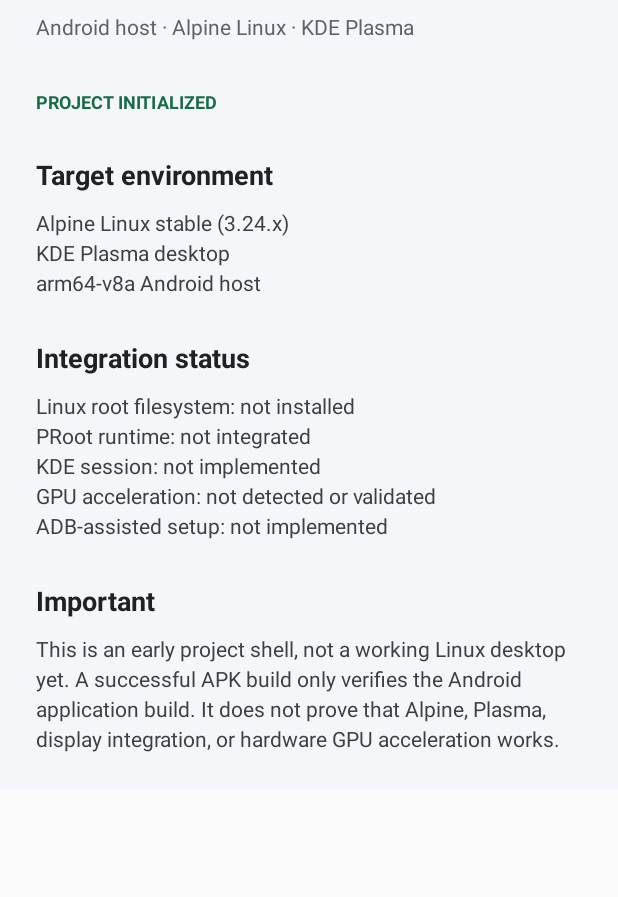
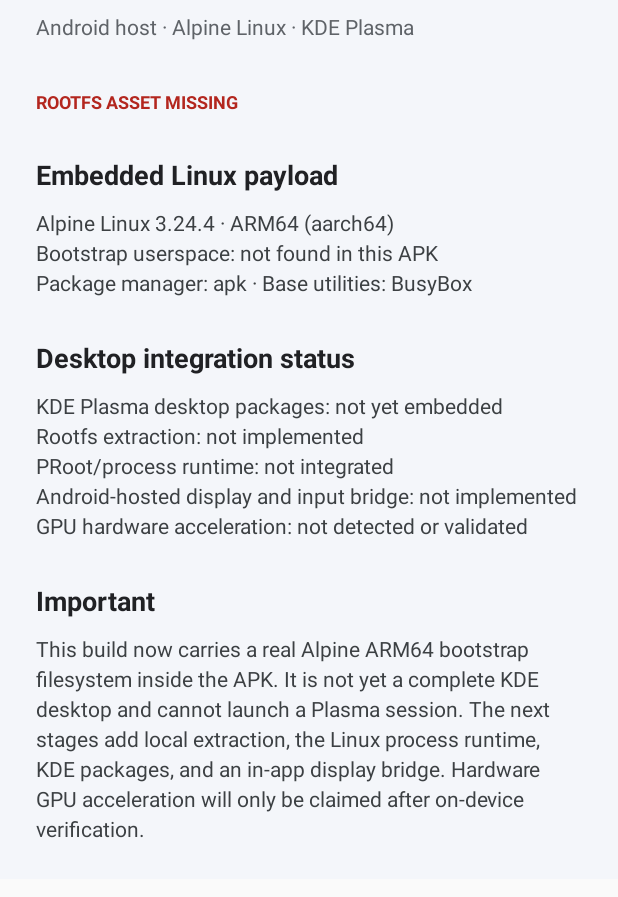
Before and after one commit to AftPepper311389/Alpine-KDE-Mobile-, an Android app: the screen it shows after launch (MainActivity), on a phone screen of 412 x 824 dp, the part 111-1008 px from its top. Run offline under Robolectric (Android 15) with nearby library versions, the phone set to English and light mode, and no system bars.

Commit message:
Show embedded Alpine ARM64 payload verification in app

```diff
--- a/app/src/main/java/org/alpinekde/mobile/MainActivity.java
+++ b/app/src/main/java/org/alpinekde/mobile/MainActivity.java
@@ -7,6 +7,7 @@ import android.view.Gravity;
 import android.widget.LinearLayout;
 import android.widget.ScrollView;
 import android.widget.TextView;
+import java.io.InputStream;
 
 public final class MainActivity extends Activity {
     private int dp(float value) {
@@ -22,6 +23,14 @@ public final class MainActivity extends Activity {
         return view;
     }
 
+    private boolean hasEmbeddedAlpineRootfs() {
+        try (InputStream input = getAssets().open("alpine-rootfs-aarch64.tar.gz")) {
+            return input.read() == 0x1f && input.read() == 0x8b;
+        } catch (Exception ignored) {
+            return false;
+        }
+    }
+
     @Override
     protected void onCreate(Bundle savedInstanceState) {
         super.onCreate(savedInstanceState);
@@ -30,6 +39,8 @@ public final class MainActivity extends Activity {
         getWindow().getDecorView().setSystemUiVisibility(
                 android.view.View.SYSTEM_UI_FLAG_LIGHT_STATUS_BAR |
                 android.view.View.SYSTEM_UI_FLAG_LIGHT_NAVIGATION_BAR);
+
+        boolean rootfsPresent = hasEmbeddedAlpineRootfs();
 
         LinearLayout content = new LinearLayout(this);
         content.setOrientation(LinearLayout.VERTICAL);
@@ -43,18 +54,20 @@ public final class MainActivity extends Activity {
         subParams.topMargin = dp(8);
         content.addView(subtitle, subParams);
 
-        TextView status = text("PROJECT INITIALIZED", 12, true);
-        status.setTextColor(0xFF176B45);
+        TextView status = text(rootfsPresent ? "ALPINE ROOTFS EMBEDDED" : "ROOTFS ASSET MISSING", 12, true);
+        status.setTextColor(rootfsPresent ? 0xFF176B45 : 0xFFB3261E);
         LinearLayout.LayoutParams statusParams = new LinearLayout.LayoutParams(-2, -2);
         statusParams.topMargin = dp(32);
         content.addView(status, statusParams);
 
-        addSection(content, "Target environment",
-                "Alpine Linux stable (3.24.x)\nKDE Plasma desktop\narm64-v8a Android host");
-        addSection(content, "Integration status",
-                "Linux root filesystem: not installed\nPRoot runtime: not integrated\nKDE session: not implemented\nGPU acceleration: not detected or validated\nADB-assisted setup: not implemented");
+        addSection(content, "Embedded Linux payload",
+                "Alpine Linux 3.24.4 · ARM64 (aarch64)\nBootstrap userspace: " +
+                (rootfsPresent ? "present in this APK" : "not found in this APK") +
+                "\nPackage manager: apk · Base utilities: BusyBox");
+        addSection(content, "Desktop integration status",
+                "KDE Plasma desktop packages: not yet embedded\nRootfs extraction: not implemented\nPRoot/process runtime: not integrated\nAndroid-hosted display and input bridge: not implemented\nGPU hardware acceleration: not detected or validated");
         addSection(content, "Important",
-                "This is an early project shell, not a working Linux desktop yet. A successful APK build only verifies the Android application build. It does not prove that Alpine, Plasma, display integration, or hardware GPU acceleration works.");
+                "This build now carries a real Alpine ARM64 bootstrap filesystem inside the APK. It is not yet a complete KDE desktop and cannot launch a Plasma session. The next stages add local extraction, the Linux process runtime, KDE packages, and an in-app display bridge. Hardware GPU acceleration will only be claimed after on-device verification.");
 
         ScrollView scroll = new ScrollView(this);
         scroll.addView(content);
```
